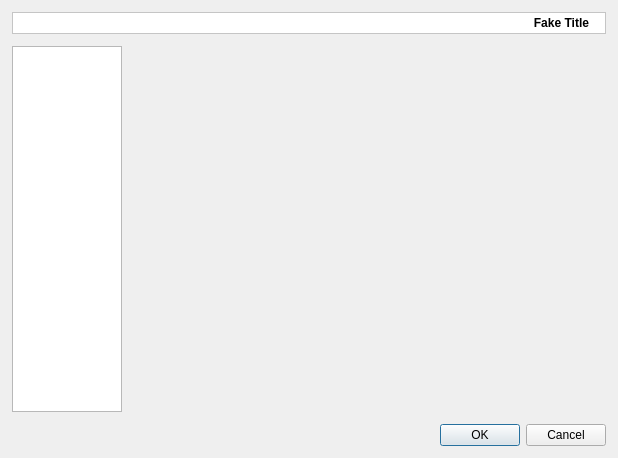
Old version of the form v2/branches/newxup/monkey/src/xupmanager/gui/UIXUPEditor.ui in the repository testmana2/mks.
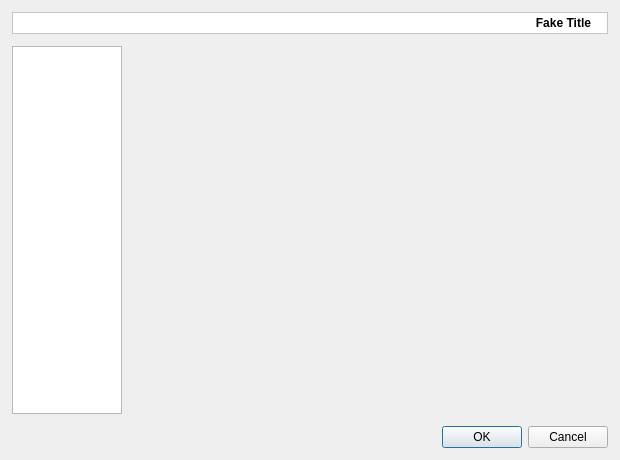
New version of the form. Icons and pictures are not drawn.

The edit to the form file:
```diff
--- a/v2/branches/newxup/monkey/src/xupmanager/gui/UIXUPEditor.ui
+++ b/v2/branches/newxup/monkey/src/xupmanager/gui/UIXUPEditor.ui
@@ -6,8 +6,8 @@
    <rect>
     <x>0</x>
     <y>0</y>
-    <width>618</width>
-    <height>458</height>
+    <width>620</width>
+    <height>460</height>
    </rect>
   </property>
   <layout class="QGridLayout" name="gridLayout_2">
```
